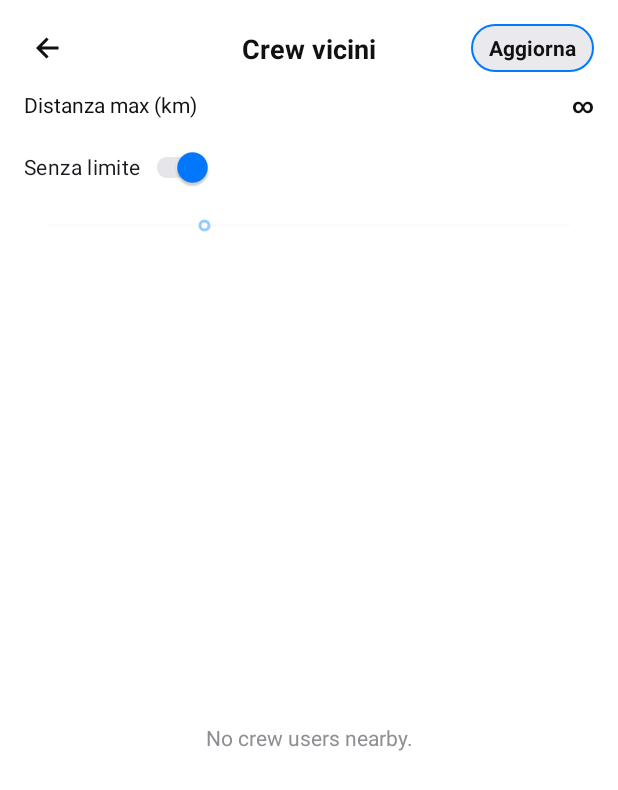
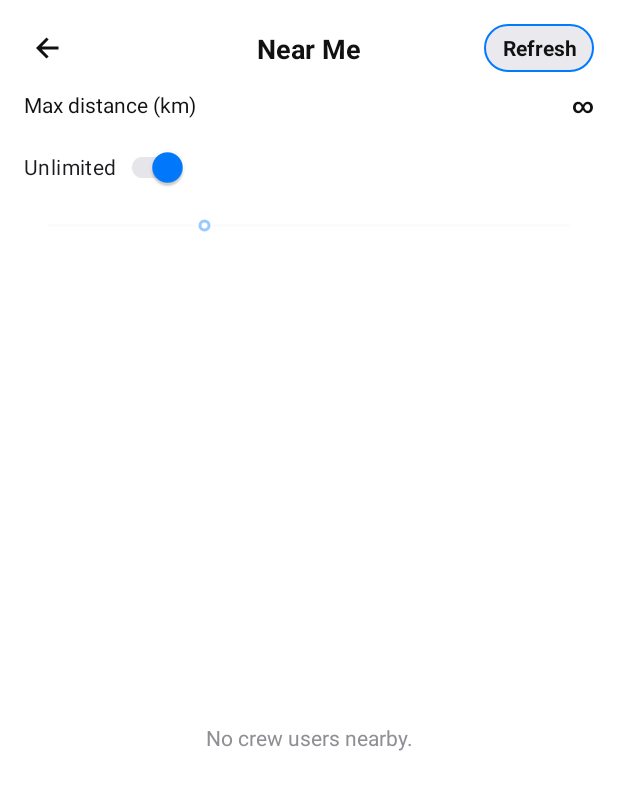
Before and after one commit to GIANLUIGI67/Flighttimeappandroid, an Android app: the CrewNearbyActivity screen opened directly, with no data from a screen before it, on a phone screen of 412 x 824 dp. Shown: the top 790 px of the screen. Run offline under Robolectric (Android 15) with nearby library versions, the phone set to English and light mode, and no system bars; our stand-ins replace Firebase (no records; nobody signed in at launch, a user with empty details on screens opened directly).

Commit message:
Fix Italian strings hardcoded in default English strings.xml and crash in photo preview
- Restore English text in values/strings.xml for cl_near_me, cl_online_now,
  cl_active_last_24h, cl_open_chat, cl_refresh, cl_distance_max_label, and
  cl_distance_unlimited_toggle (regression from ec0af61)
- Add proper Italian translations to values-it/strings.xml for new strings
  added in ec0af61 (cl_open_chat, cl_refresh, cl_hearts, cl_likes,
  cl_no_users_nearby, and overrides for cl_near_me, cl_online_now,
  cl_active_last_24h, cl_distance_max_label, cl_distance_unlimited_toggle)
- Fix crash in CrewPhotoPreviewDialog when photosB64 is empty:
  coerceIn(0, -1) throws IllegalArgumentException

Co-Authored-By: innovative.aviation.gg@gmail.com <takeair@hotmail.com>

```diff
--- a/app/src/main/java/it/grg/flighttimeapp/crewl/CrewPhotoPreviewDialog.kt
+++ b/app/src/main/java/it/grg/flighttimeapp/crewl/CrewPhotoPreviewDialog.kt
@@ -84,7 +84,9 @@ class CrewPhotoPreviewDialog : DialogFragment() {
         likeCount = view.findViewById(R.id.likeCount)
 
         pager.adapter = PhotoPagerAdapter(photosB64)
-        pager.setCurrentItem(initialIndex.coerceIn(0, photosB64.lastIndex), false)
+        if (photosB64.isNotEmpty()) {
+            pager.setCurrentItem(initialIndex.coerceIn(0, photosB64.lastIndex), false)
+        }
         updateIndicator(pager.currentItem)
 
         val avatarSource = avatarB64 ?: photosB64.firstOrNull()
--- a/app/src/main/res/values/strings.xml
+++ b/app/src/main/res/values/strings.xml
@@ -90,7 +90,7 @@
     <string name="cl_under_construction">UNDER CONSTRUCTION</string>
     <string name="cl_online_nearby_default">Online nearby: 0</string>
     <string name="cl_online_nearby_format">Online nearby: %1$d</string>
-    <string name="cl_near_me">Crew vicini</string>
+    <string name="cl_near_me">Near Me</string>
     <string name="cl_community_dev_title">Community</string>
     <string name="cl_community_share_hint">Share the app to expand our community.</string>
     <string name="cl_share_button">Share</string>
@@ -148,15 +148,15 @@
     <string name="cl_new_event_invite_banner">New Crew Layover event nearby</string>
     <string name="cl_event">Event</string>
     <string name="cl_event_created">Event created</string>
-    <string name="cl_online_now">Online nelle vicinanze</string>
-    <string name="cl_active_last_24h">Attivi ultime 24 ore</string>
+    <string name="cl_online_now">Online nearby</string>
+    <string name="cl_active_last_24h">Active last 24h</string>
     <string name="cl_message_hint">Message</string>
     <string name="cl_send">Send</string>
     <string name="cl_chat">Chat</string>
-    <string name="cl_open_chat">Apri chat →</string>
+    <string name="cl_open_chat">Open chat →</string>
     <string name="cl_chat_arrow">Chat →</string>
     <string name="cl_online_chip">ONLINE</string>
-    <string name="cl_refresh">Aggiorna</string>
+    <string name="cl_refresh">Refresh</string>
     <string name="cl_chats">Chats</string>
     <string name="cl_clear_chat">Clear chat</string>
     <string name="cl_clear_chats">Clear chats</string>
@@ -202,8 +202,8 @@
     <string name="cl_new_message_from">New message from %1$s</string>
     <string name="cl_profile_incomplete_chat_message">Add a photo, your nickname and role so others can see you correctly.</string>
     <string name="cl_system_sender_name">FlightTime Support</string>
-    <string name="cl_distance_max_label">Distanza max (km)</string>
-    <string name="cl_distance_unlimited_toggle">Senza limite</string>
+    <string name="cl_distance_max_label">Max distance (km)</string>
+    <string name="cl_distance_unlimited_toggle">Unlimited</string>
     <string name="cl_distance_km_format">%1$d km</string>
     <string name="a380_memory_items_title">A380 Memory Items</string>
     <string name="a380_memory_items_header">A380 MEMORY ITEMS</string>
```
Also changed, not shown: 1 other file.
